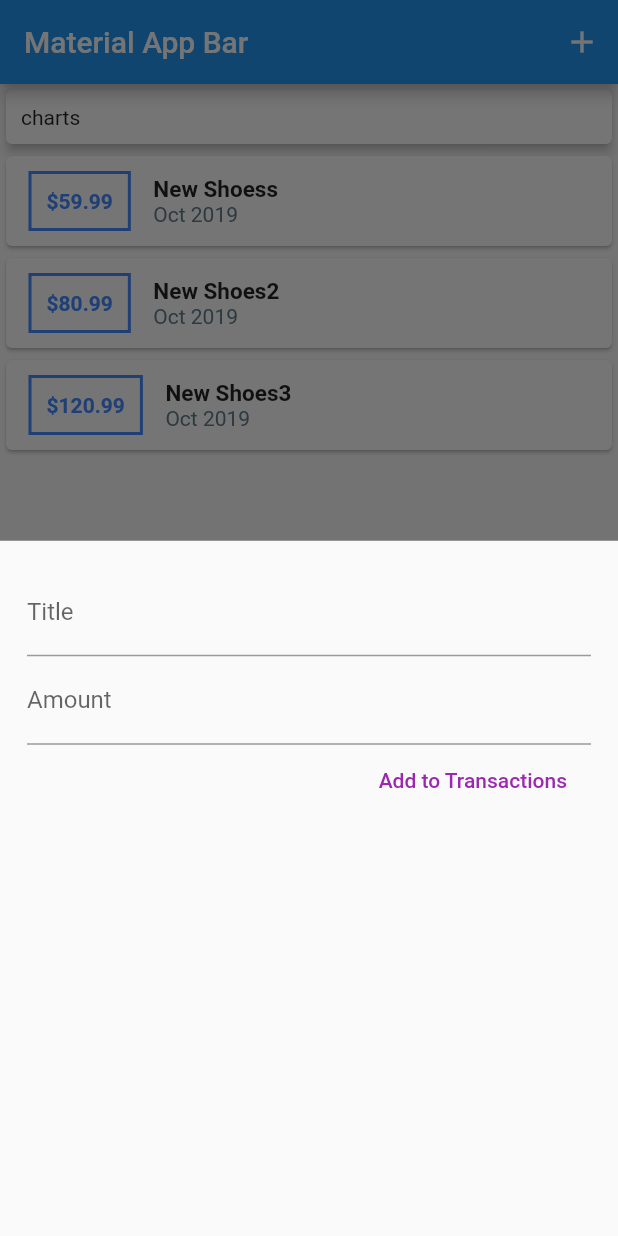
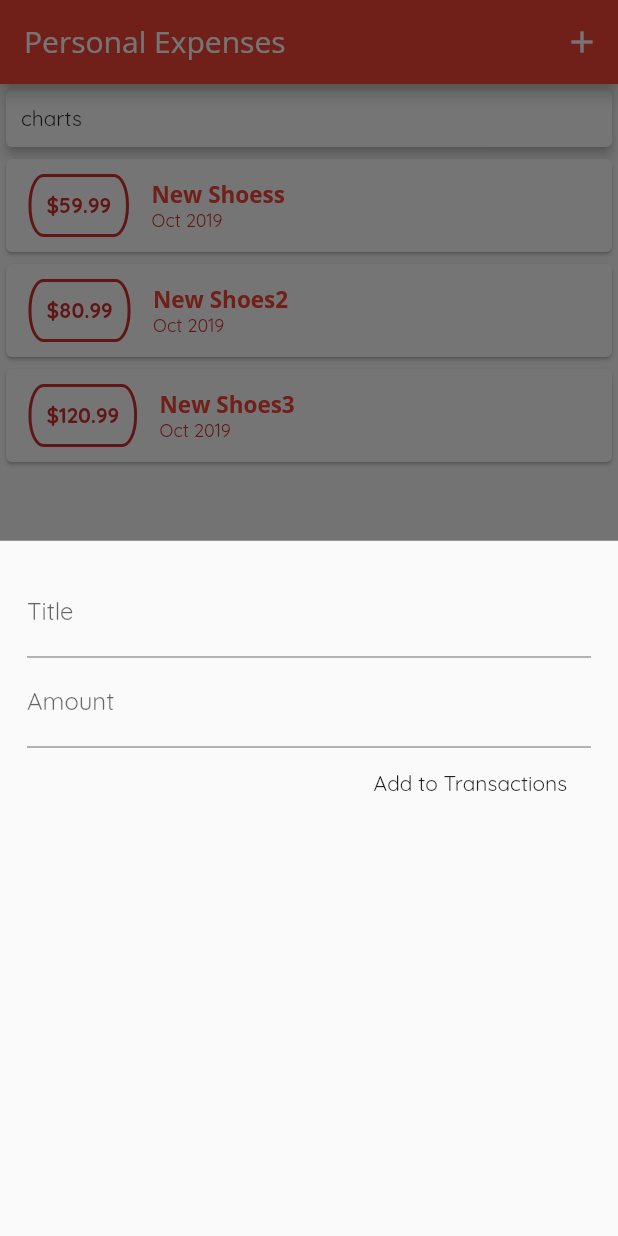
Before and after one commit to ElegantSoft/learning-flutter, a Flutter app: the screen it shows after launch, after a tap on the "add" icon, on a phone screen of 412 x 824 dp. Run offline on Flutter 3.47's test engine with Material 2 defaults, Android fonts, the phone set to English and light mode, and no system bars.

Commit message:
custom fonts

```diff
--- a/lib/main.dart
+++ b/lib/main.dart
@@ -9,7 +9,17 @@ void main() => runApp(MyApp());
 class MyApp extends StatelessWidget {
   @override
   Widget build(BuildContext context) {
-    return new MaterialApp(home: new HomeScreen());
+    return new MaterialApp(
+      home: new HomeScreen(),
+      title: 'Personal Expenses',
+      theme: ThemeData(
+          primarySwatch: Colors.red,
+          accentColor: Colors.black,
+          fontFamily: 'Quicksand',
+          appBarTheme: AppBarTheme(
+              textTheme: ThemeData.light().textTheme.copyWith(
+                  title: TextStyle(fontFamily: 'OpenSans', fontSize: 20)))),
+    );
   }
 }
 
@@ -50,9 +60,7 @@ class _MyAppState extends State<HomeScreen> {
 
   @override
   Widget build(BuildContext context) {
-    return MaterialApp(
-      title: 'Material App',
-      home: Scaffold(
+    return Scaffold(
       appBar: AppBar(
         actions: <Widget>[
           IconButton(
@@ -60,7 +68,9 @@ class _MyAppState extends State<HomeScreen> {
             onPressed: () => _showModalToAddTransaction(context),
           )
         ],
-          title: Text('Material App Bar'),
+        title: Text(
+          'Personal Expenses',
+        ),
       ),
       body: SingleChildScrollView(
         child: Column(
@@ -83,7 +93,6 @@ class _MyAppState extends State<HomeScreen> {
         child: Icon(Icons.add),
         onPressed: () => _showModalToAddTransaction(context),
       ),
-      ),
     );
   }
 }
--- a/lib/widgets/new_transaction.dart
+++ b/lib/widgets/new_transaction.dart
@@ -39,9 +39,7 @@ class _NewTransactionState extends State<NewTransaction> {
                 keyboardType: TextInputType.number,
                 onSubmitted: (_) => submitData),
             FlatButton(
-                child: Text('Add to Transactions'),
-                textColor: Colors.purple,
-                onPressed: submitData)
+                child: Text('Add to Transactions'), onPressed: submitData)
           ],
         ),
       ),
--- a/lib/widgets/transaction_list.dart
+++ b/lib/widgets/transaction_list.dart
@@ -25,12 +25,18 @@ class _TransactionListState extends State<TransactionList> {
                   margin:
                       EdgeInsets.symmetric(vertical: 10.0, horizontal: 15.0),
                   decoration: BoxDecoration(
-                      border: Border.all(color: Colors.blueAccent, width: 2)),
+                      border: Border.all(
+                        width: 2,
+                        color: Theme.of(context).primaryColorDark,
+                      ),
+                      borderRadius:
+                          BorderRadius.all(Radius.elliptical(10, 20))),
                   padding: EdgeInsets.all(10.0),
                   child: Text(
                     '\$${widget.transactions[index].amount}',
                     style: TextStyle(
-                        fontWeight: FontWeight.bold, color: Colors.blueAccent),
+                        fontWeight: FontWeight.bold,
+                        color: Theme.of(context).primaryColorDark),
                   ),
                 ),
                 Container(
@@ -40,12 +46,17 @@ class _TransactionListState extends State<TransactionList> {
                       Text(
                         widget.transactions[index].title,
                         style: TextStyle(
-                            fontWeight: FontWeight.bold, fontSize: 15),
+                            color: Theme.of(context).primaryColor,
+                            fontWeight: FontWeight.bold,
+                            fontSize: 15,
+                            fontFamily: 'OpenSans'),
                       ),
                       Text(
                         DateFormat.yMMM()
                             .format(widget.transactions[index].date),
-                        style: TextStyle(color: Colors.blueGrey),
+                        style: TextStyle(
+                            fontSize: 12,
+                            color: Theme.of(context).primaryColorDark),
                       )
                     ],
                   ),
```
Also changed, not shown: pubspec.yaml (+11 -6 lines), assets/fonts/OpenSans-Bold.ttf (added), assets/fonts/OpenSans-Regular.ttf (added), assets/fonts/Quicksand-Bold.ttf (added), assets/fonts/Quicksand-Light.ttf (added), assets/fonts/Quicksand-Medium.ttf (added), assets/fonts/Quicksand-Regular.ttf (added). Lines whose indentation alone changed are shown as unchanged.
